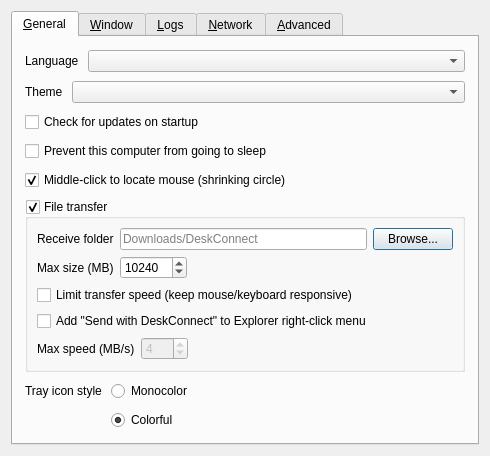
The window that src/lib/gui/dialogs/SettingsDialog.ui (youxia173/DeskConnect) describes before a commit, drawn with Qt 5.
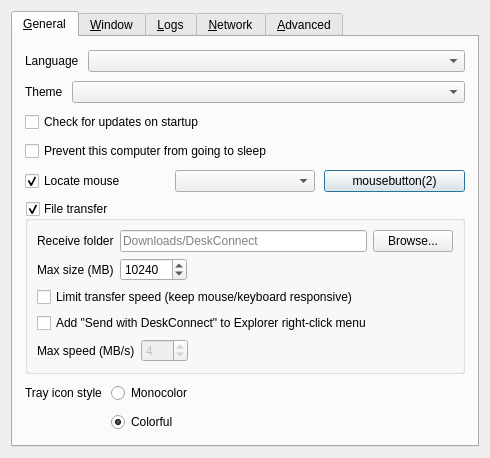
The same window after the commit. Icons and pictures are not drawn. Custom widgets are drawn as their Qt base class.

```diff
--- a/src/lib/gui/dialogs/SettingsDialog.ui
+++ b/src/lib/gui/dialogs/SettingsDialog.ui
@@ -113,17 +113,41 @@
         </widget>
        </item>
        <item>
+        <layout class="QHBoxLayout" name="horizontalLayoutMouseLocator">
+         <item>
         <widget class="QCheckBox" name="cbMouseLocator">
          <property name="toolTip">
           <string>Press the middle mouse button to show a shrinking circle around the cursor. Helps find which screen the mouse is on.</string>
          </property>
          <property name="text">
-          <string>Middle-click to locate mouse (shrinking circle)</string>
+            <string>Locate mouse</string>
          </property>
          <property name="checked">
           <bool>true</bool>
          </property>
         </widget>
+         </item>
+         <item>
+          <widget class="QComboBox" name="comboMouseLocatorStyle">
+           <property name="toolTip">
+            <string>Animation style shown around the cursor</string>
+           </property>
+           <property name="sizeAdjustPolicy">
+            <enum>QComboBox::SizeAdjustPolicy::AdjustToContents</enum>
+           </property>
+          </widget>
+         </item>
+         <item>
+          <widget class="KeySequenceWidget" name="keyMouseLocator">
+           <property name="toolTip">
+            <string>Click, then press a mouse button (not left), a key, or a key combination. Esc cancels.</string>
+           </property>
+           <property name="text">
+            <string>mousebutton(2)</string>
+           </property>
+          </widget>
+         </item>
+        </layout>
        </item>
        <item>
         <widget class="QGroupBox" name="groupFileTransfer">
@@ -1091,6 +1115,13 @@
    </item>
   </layout>
  </widget>
+ <customwidgets>
+  <customwidget>
+   <class>KeySequenceWidget</class>
+   <extends>QPushButton</extends>
+   <header>widgets/KeySequenceWidget.h</header>
+  </customwidget>
+ </customwidgets>
  <resources/>
  <connections/>
 </ui>
```
Left out of the diff: 2 changed lines with no effect on the pictures. Lines whose indentation alone changed are shown as unchanged.
